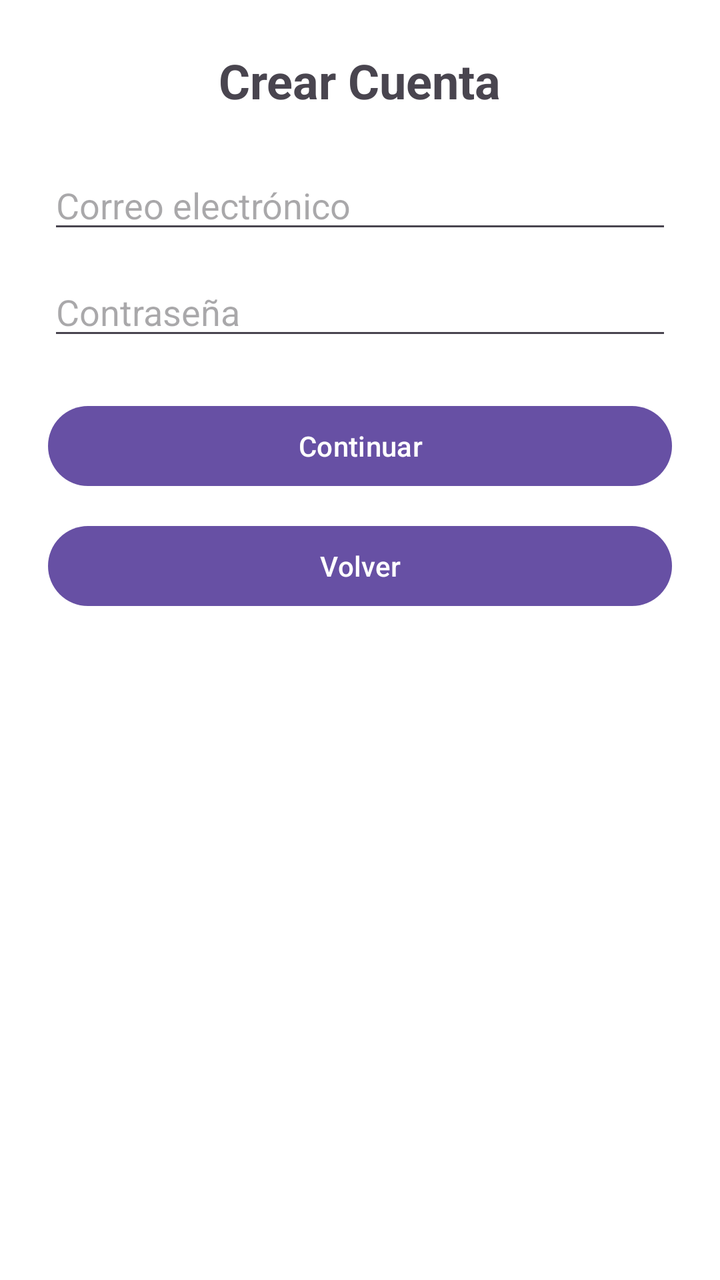
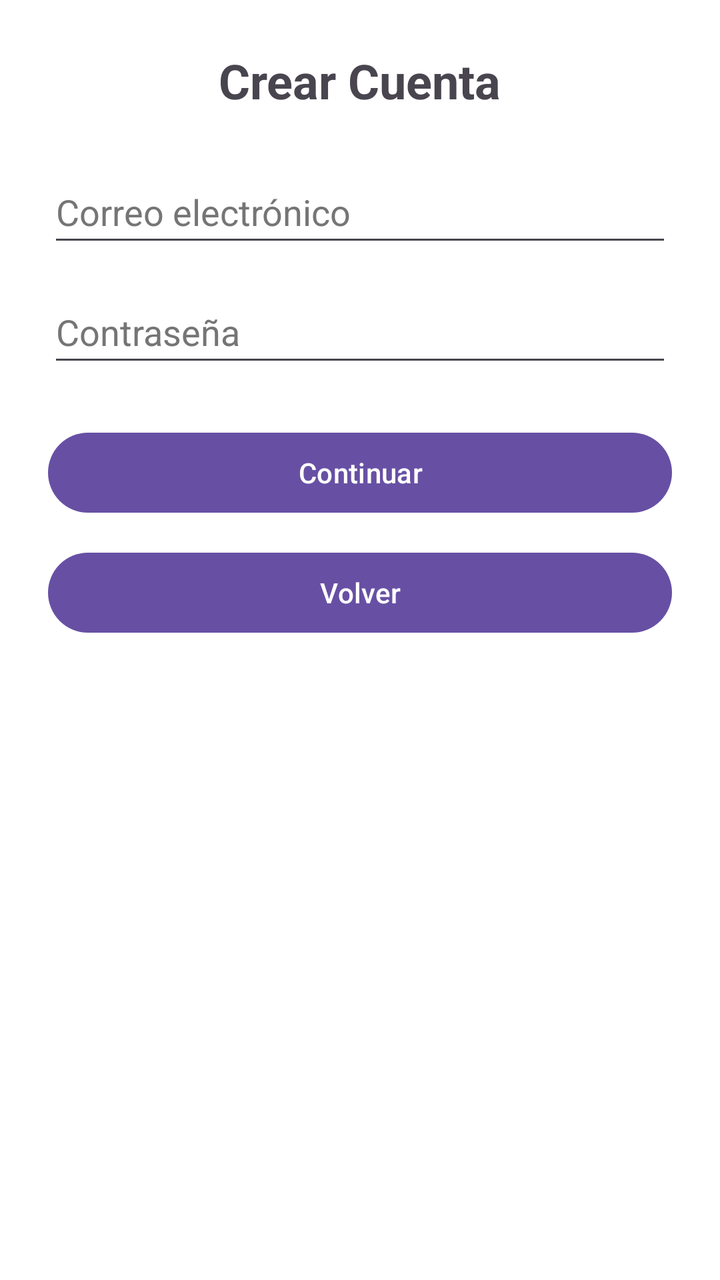

Two renders of the same Android screen: before a commit and after it. Below are the layout's source before the change and the commit's diff.
<!-- AndroidManifest.xml: application theme Theme.PathSecure -->
<!-- res/layout/activity_register.xml -->
<?xml version="1.0" encoding="utf-8"?>
<LinearLayout xmlns:android="http://schemas.android.com/apk/res/android"
    android:layout_width="match_parent"
    android:layout_height="match_parent"
    android:orientation="vertical"
    android:gravity="center_horizontal"
    android:padding="24dp"
    android:background="#FFFFFF">

    <TextView
        android:layout_width="wrap_content"
        android:layout_height="wrap_content"
        android:text="Crear Cuenta"
        android:textSize="24sp"
        android:textStyle="bold"
        android:layout_marginBottom="24dp"/>

    <EditText
        android:id="@+id/etEmailReg"
        android:layout_width="match_parent"
        android:layout_height="wrap_content"
        android:hint="Correo electrónico"/>

    <EditText
        android:id="@+id/etPassReg"
        android:layout_width="match_parent"
        android:layout_height="wrap_content"
        android:hint="Contraseña"
        android:inputType="textPassword"
        android:layout_marginTop="12dp"/>

    <Button
        android:id="@+id/btnCreateAccount"
        android:layout_width="match_parent"
        android:layout_height="wrap_content"
        android:text="Continuar"
        android:layout_marginTop="24dp"/>

    <Button
        android:id="@+id/btnBack"
        android:layout_width="match_parent"
        android:layout_height="wrap_content"
        android:text="Volver"
        android:layout_marginTop="12dp"/>
</LinearLayout>
<!-- resources referenced by this layout -->
<resources>
  <style name="Theme.PathSecure" parent="Base.Theme.PathSecure" />
  <style name="Base.Theme.PathSecure" parent="Theme.Material3.DayNight.NoActionBar">
          
          
      </style>
</resources>

<!-- the commit's change to res/layout/activity_register.xml (unified diff, before → after) -->
@@ -1,5 +1,6 @@
 <?xml version="1.0" encoding="utf-8"?>
 <LinearLayout xmlns:android="http://schemas.android.com/apk/res/android"
+    xmlns:tools="http://schemas.android.com/tools"
     android:layout_width="match_parent"
     android:layout_height="match_parent"
     android:orientation="vertical"
@@ -13,33 +14,43 @@
         android:text="Crear Cuenta"
         android:textSize="24sp"
         android:textStyle="bold"
-        android:layout_marginBottom="24dp"/>
+        android:layout_marginBottom="24dp"
+        tools:ignore="HardcodedText" />
 
     <EditText
         android:id="@+id/etEmailReg"
         android:layout_width="match_parent"
         android:layout_height="wrap_content"
-        android:hint="Correo electrónico"/>
+        android:hint="Correo electrónico"
+        android:inputType=""
+        android:minHeight="48dp"
+        android:textColorHint="#757575"
+        tools:ignore=",Autofill,HardcodedText,TextFields,VisualLintTextFieldSize,TextContrastCheck,TextContrastCheck,TextContrastCheck" />
 
     <EditText
         android:id="@+id/etPassReg"
         android:layout_width="match_parent"
         android:layout_height="wrap_content"
+        android:layout_marginTop="12dp"
         android:hint="Contraseña"
         android:inputType="textPassword"
-        android:layout_marginTop="12dp"/>
+        android:minHeight="48dp"
+        android:textColorHint="#757575"
+        tools:ignore="Autofill,HardcodedText,VisualLintTextFieldSize,TextContrastCheck,TouchTargetSizeCheck" />
 
     <Button
         android:id="@+id/btnCreateAccount"
         android:layout_width="match_parent"
         android:layout_height="wrap_content"
         android:text="Continuar"
-        android:layout_marginTop="24dp"/>
+        android:layout_marginTop="24dp"
+        tools:ignore="HardcodedText,VisualLintButtonSize" />
 
     <Button
         android:id="@+id/btnBack"
         android:layout_width="match_parent"
         android:layout_height="wrap_content"
         android:text="Volver"
-        android:layout_marginTop="12dp"/>
+        android:layout_marginTop="12dp"
+        tools:ignore="HardcodedText,VisualLintButtonSize" />
 </LinearLayout>
